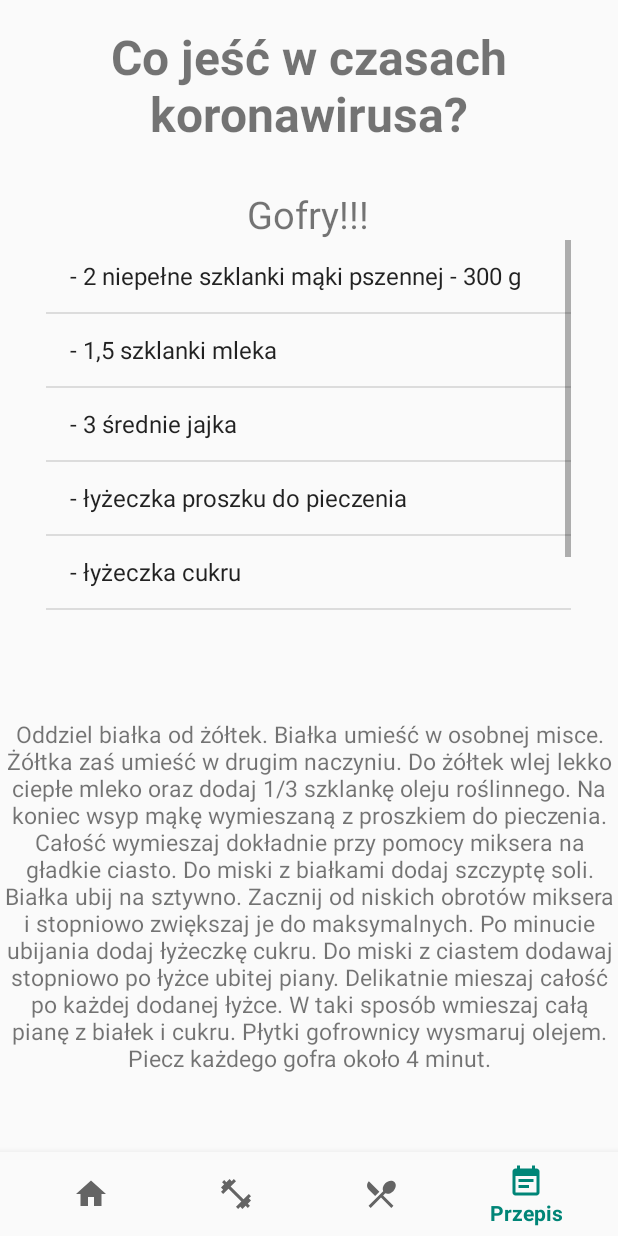
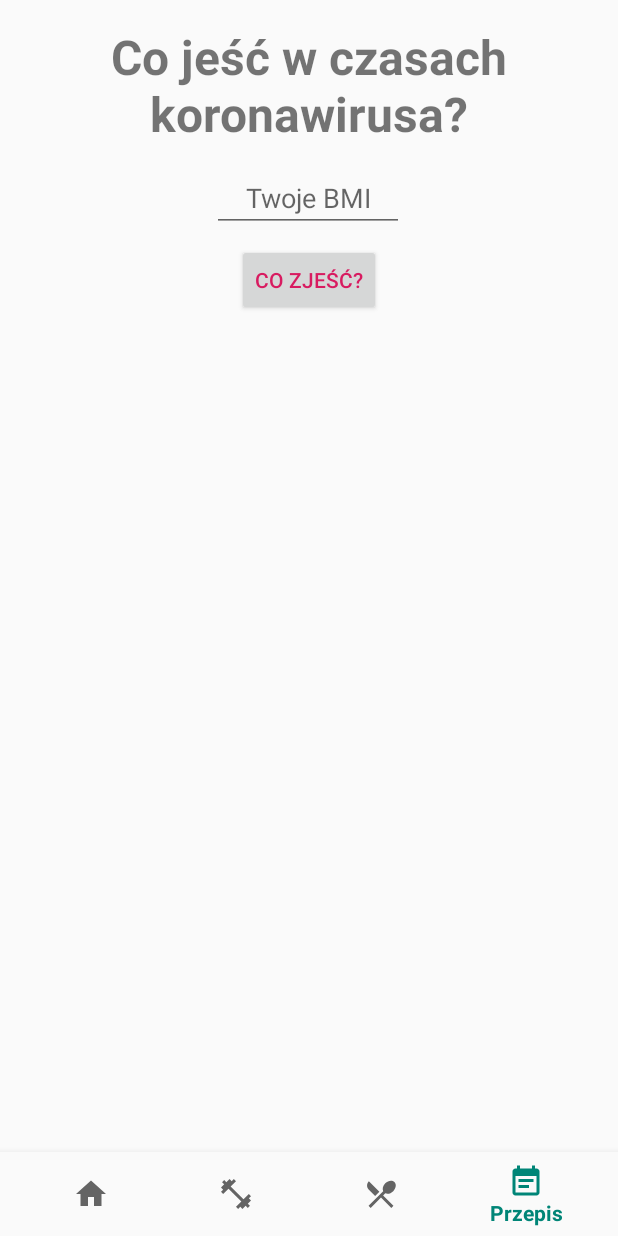
Before and after one commit to KatarzynaHawliczek/PAMO_repozytorium, an Android app: the screen it shows after launch (MainActivity), item 4 of the bottom bar chosen, on a phone screen of 412 x 824 dp. Run offline under Robolectric (Android 15) with nearby library versions, the phone set to English and light mode, and no system bars.

Commit message:
lab02 - BMI calculator v2.3

```diff
--- a/app/src/main/java/com/example/bmicalculator/BmiFragment.java
+++ b/app/src/main/java/com/example/bmicalculator/BmiFragment.java
@@ -72,7 +72,7 @@ public class BmiFragment extends Fragment {
             wynikBMI = "Otyłość III stopnia";
         }
 
-        String obliczenia = "Wynik:\n\n" + bmi + "\n" + wynikBMI;
+        String obliczenia = bmi + "\n" + wynikBMI;
 
         wynik.setText(obliczenia);
     }
--- a/app/src/main/java/com/example/bmicalculator/FoodFragment.java
+++ b/app/src/main/java/com/example/bmicalculator/FoodFragment.java
@@ -5,12 +5,19 @@ import android.view.LayoutInflater;
 import android.view.View;
 import android.view.ViewGroup;
 import android.widget.ArrayAdapter;
+import android.widget.Button;
+import android.widget.EditText;
 import android.widget.ListView;
+import android.widget.TextView;
 
 import androidx.annotation.Nullable;
 import androidx.fragment.app.Fragment;
 
 public class FoodFragment extends Fragment {
+
+    private EditText bmi;
+    private ListView produkty;
+    private TextView potrawa, przepis;
 
     @Nullable
     @Override
@@ -18,13 +25,56 @@ public class FoodFragment extends Fragment {
 
         View view = inflater.inflate(R.layout.fragment_food, container, false);
 
-        ListView produkty = view.findViewById(R.id.produkty);
-        String[] produktyLista = getResources().getStringArray(R.array.produktyList);
+        bmi = view.findViewById(R.id.bmi);
+        Button co_zjesc = view.findViewById(R.id.co_zjesc);
+        potrawa = view.findViewById(R.id.potrawa);
+        przepis = view.findViewById(R.id.przepis);
+        produkty = view.findViewById(R.id.produkty);
 
-        ArrayAdapter<String> adapter = new ArrayAdapter<>(this.getContext(), android.R.layout.simple_list_item_1, produktyLista);
-        produkty.setAdapter(adapter);
+        co_zjesc.setOnClickListener(new View.OnClickListener() {
+            @Override
+            public void onClick(View view) {
+                pokazPrzepis();
+            }
+        });
 
         return view;
     }
 
+    private void pokazPrzepis() {
+
+        String S1 = bmi.getText().toString();
+        float bmiValue = 0;
+
+        if(!S1.isEmpty()) {
+            bmiValue = Float.parseFloat(S1);
+        } else {
+            potrawa.setText(R.string.uwaga);
+            przepis.setText("");
+            String[] produktyLista = {""};
+            ArrayAdapter<String> adapter = new ArrayAdapter<>(this.getContext(), android.R.layout.simple_list_item_1, produktyLista);
+            produkty.setAdapter(adapter);
+        }
+
+
+        if(bmiValue > 0 && bmiValue < 18.5) {
+            potrawa.setText(R.string.potrawa1);
+            przepis.setText(R.string.przepis1);
+            String[] produktyLista = getResources().getStringArray(R.array.produktyList1);
+            ArrayAdapter<String> adapter = new ArrayAdapter<>(this.getContext(), android.R.layout.simple_list_item_1, produktyLista);
+            produkty.setAdapter(adapter);
+        } else if(bmiValue >= 18.5 && bmiValue <= 25) {
+            potrawa.setText(R.string.potrawa2);
+            przepis.setText(R.string.przepis2);
+            String[] produktyLista = getResources().getStringArray(R.array.produktyList2);
+            ArrayAdapter<String> adapter = new ArrayAdapter<>(this.getContext(), android.R.layout.simple_list_item_1, produktyLista);
+            produkty.setAdapter(adapter);
+        } else if(bmiValue > 25) {
+            potrawa.setText(R.string.potrawa3);
+            przepis.setText(R.string.przepis3);
+            String[] produktyLista = getResources().getStringArray(R.array.produktyList3);
+            ArrayAdapter<String> adapter = new ArrayAdapter<>(this.getContext(), android.R.layout.simple_list_item_1, produktyLista);
+            produkty.setAdapter(adapter);
+        }
+    }
 }
--- a/app/src/main/res/layout/fragment_food.xml
+++ b/app/src/main/res/layout/fragment_food.xml
@@ -1,6 +1,7 @@
 <?xml version="1.0" encoding="utf-8"?>
 <androidx.constraintlayout.widget.ConstraintLayout xmlns:android="http://schemas.android.com/apk/res/android"
     xmlns:app="http://schemas.android.com/apk/res-auto"
+    xmlns:tools="http://schemas.android.com/tools"
     android:layout_width="match_parent"
     android:layout_height="match_parent">
 
@@ -18,49 +19,74 @@
         android:textSize="32sp"
         android:textStyle="bold"
         app:layout_constraintEnd_toEndOf="parent"
-        app:layout_constraintHorizontal_bias="0.497"
+        app:layout_constraintHorizontal_bias="0.0"
         app:layout_constraintStart_toStartOf="parent"
         app:layout_constraintTop_toTopOf="parent" />
 
-    <TextView
-        android:id="@+id/gofry"
+    <EditText
+        android:id="@+id/bmi"
         android:layout_width="wrap_content"
         android:layout_height="wrap_content"
         android:layout_gravity="center_horizontal"
-        android:layout_marginTop="28dp"
-        android:text="@string/gofry"
-        android:textSize="25sp"
+        android:layout_marginTop="12dp"
+        android:ems="6"
+        android:hint="@string/hintBmi"
+        android:importantForAutofill="no"
+        android:inputType="number"
+        android:textAlignment="center"
         app:layout_constraintEnd_toEndOf="parent"
         app:layout_constraintHorizontal_bias="0.498"
         app:layout_constraintStart_toStartOf="parent"
         app:layout_constraintTop_toBottomOf="@+id/tytul" />
 
+    <Button
+        android:id="@+id/co_zjesc"
+        android:layout_width="wrap_content"
+        android:layout_height="wrap_content"
+        android:layout_gravity="center_horizontal"
+        android:layout_marginTop="8dp"
+        android:text="@string/co_zjesc"
+        android:textColor="@color/colorAccent"
+        app:layout_constraintEnd_toEndOf="parent"
+        app:layout_constraintStart_toStartOf="parent"
+        app:layout_constraintTop_toBottomOf="@+id/bmi" />
+
+    <TextView
+        android:id="@+id/potrawa"
+        android:layout_width="wrap_content"
+        android:layout_height="wrap_content"
+        android:layout_gravity="center_horizontal"
+        android:layout_marginTop="22dp"
+        android:textSize="25sp"
+        app:layout_constraintEnd_toEndOf="parent"
+        app:layout_constraintHorizontal_bias="0.498"
+        app:layout_constraintStart_toStartOf="parent"
+        app:layout_constraintTop_toBottomOf="@+id/co_zjesc" />
+
     <ListView
         android:id="@+id/produkty"
-        android:layout_width="350dp"
-        android:layout_height="250dp"
+        android:layout_width="364dp"
+        android:layout_height="97dp"
         android:layout_gravity="center_horizontal"
+        android:layout_marginTop="16dp"
         android:textSize="15sp"
-        app:layout_constraintBottom_toTopOf="@+id/przepis"
         app:layout_constraintEnd_toEndOf="parent"
-        app:layout_constraintHorizontal_bias="0.491"
+        app:layout_constraintHorizontal_bias="0.489"
         app:layout_constraintStart_toStartOf="parent"
-        app:layout_constraintTop_toBottomOf="@+id/gofry"
-        app:layout_constraintVertical_bias="0.0" />
+        app:layout_constraintTop_toBottomOf="@+id/potrawa" />
 
     <TextView
         android:id="@+id/przepis"
-        android:layout_width="match_parent"
-        android:layout_height="wrap_content"
+        android:layout_width="379dp"
+        android:layout_height="293dp"
         android:layout_below="@+id/produkty"
+        android:layout_marginBottom="10dp"
         android:gravity="center"
-        android:text="@string/przepis"
         android:textSize="15sp"
         app:layout_constraintBottom_toBottomOf="parent"
         app:layout_constraintEnd_toEndOf="parent"
-        app:layout_constraintHorizontal_bias="0.0"
         app:layout_constraintStart_toStartOf="parent"
-        app:layout_constraintTop_toBottomOf="@+id/gofry"
-        app:layout_constraintVertical_bias="0.86" />
+        app:layout_constraintTop_toBottomOf="@+id/produkty"
+        app:layout_constraintVertical_bias="0.541" />
 
 </androidx.constraintlayout.widget.ConstraintLayout>
--- a/app/src/main/res/values/strings.xml
+++ b/app/src/main/res/values/strings.xml
@@ -5,21 +5,57 @@
 <string name="tytulCalories">Dzienne zapotrzebowanie kaloryczne</string>
 <string name="tytulFood">Co jeść w czasach koronawirusa?</string>
 
-<string name="gofry">Gofry!!!</string>
-<string name="przepis">Oddziel białka od żółtek. Białka umieść w osobnej misce. Żółtka zaś umieść w drugim naczyniu. Do żółtek wlej lekko ciepłe
+<string name="potrawa1">Pancakes z nutellą!!!</string>
+<string name="przepis1">Do miski wsyp mąkę, proszek do pieczenia, a także dodaj jajko, mleko, cukier puder i olej. Zmiksuj wszystkie składniki przez
+    około 20 sekund i odstaw masę na 5 minut. Na papier do pieczenia nałóż po łyżeczce nutelli lub kremu czekoladowego i lekko rozsmaruj w kształt
+    małych kółek. Wstaw do zamrażalnika na minimum 30 minut. Wyciągnij je dopiero w momencie smażenia placuszków. Na rozgrzaną patelnię wlej odrobinę oleju.
+    Nałóż łyżkę ciasta, lekko rozsmaruj w kształt koła troszkę większego od krążków z nutelli. Smaż na małym ogniu i gdy placuszek będzie już prawie gotowy
+    do obrócenia, wtedy nałóż krążek nutelli prosto z zamrażalnika na środek placuszka, nałóż od razu drugą łyżkę ciasta przykrywając czekoladę. Po minutce
+    smażenia obróć go na drugą stronę i smaż na rumiany kolor.
+</string>
+<string-array name="produktyList1">
+    <item>- 1 jajko</item>
+    <item>- 2 szklanki mąki pszennej</item>
+    <item>- 1,5 szklanki mleka</item>
+    <item>- 0,25 szklanki oleju</item>
+    <item>- 3 łyżki cukru pudru</item>
+    <item>- 1 łyżka proszku do pieczenia</item>
+    <item>- 6 łyżeczel nutelli</item>
+</string-array>
+
+<string name="potrawa2">Gofry!!!</string>
+<string name="przepis2">Oddziel białka od żółtek. Białka umieść w osobnej misce. Żółtka zaś umieść w drugim naczyniu. Do żółtek wlej lekko ciepłe
     mleko oraz dodaj 1/3 szklankę oleju roślinnego. Na koniec wsyp mąkę wymieszaną z proszkiem do pieczenia. Całość wymieszaj dokładnie przy pomocy
     miksera na gładkie ciasto. Do miski z białkami dodaj szczyptę soli. Białka ubij na sztywno. Zacznij od niskich obrotów miksera i stopniowo
     zwiększaj je do maksymalnych. Po minucie ubijania dodaj łyżeczkę cukru. Do miski z ciastem dodawaj stopniowo po łyżce ubitej piany.
     Delikatnie mieszaj całość po każdej dodanej łyżce. W taki sposób wmieszaj całą pianę z białek i cukru. Płytki gofrownicy wysmaruj olejem.
     Piecz każdego gofra około 4 minut.
 </string>
-<string-array name="produktyList">
+<string-array name="produktyList2">
     <item>- 2 niepełne szklanki mąki pszennej - 300 g</item>
     <item>- 1,5 szklanki mleka</item>
     <item>- 3 średnie jajka</item>
     <item>- łyżeczka proszku do pieczenia</item>
     <item>- łyżeczka cukru</item>
     <item>- szczypta soli</item>
+</string-array>
+
+<string name="potrawa3">Ciasto marchewkowe!!!</string>
+<string name="przepis3">Wymieszaj wszystkie składniki, pomijając masło i syrop klonowy (lub ich zamienniki). Rozpuść masło w garnku i dodaj miód,
+    następnie połącz wszystkie składniki i dokładnie wymieszaj. Całość możesz już przełożyć do foremki. Ciasto piecz przez około 40 minut
+    w temperaturze 180 stopni Celsjusza.
+</string>
+<string-array name="produktyList3">
+    <item>- 3 duże marchewki starte na średnich oczkach</item>
+    <item>- 1 szklanka orzechów włoskich</item>
+    <item>- 1 szklanka mąki orkiszowej</item>
+    <item>- 2 jajka</item>
+    <item>- pół szklanki rodzynek</item>
+    <item>- pół szklanki daktyli</item>
+    <item>- 2 łyżki syropu klonowego lub miodu</item>
+    <item>- 2 łyżki proszku do pieczenia</item>
+    <item>- 3 łyżki masła lub oleju kokosowego</item>
+    <item>- pół szklanki wiórek kokosowych</item>
 </string-array>
 
 <string name="waga">Waga</string>
@@ -34,10 +70,13 @@
 
 <string name="obliczBmi">Oblicz BMI</string>
 <string name="obliczCalories">Oblicz PPM</string>
+<string name="co_zjesc">Co zjeść?</string>
 <string name="wynik">Wynik</string>
 <string name="hintWaga">Twoja waga</string>
 <string name="hintWzrost">Twój wzrost</string>
 <string name="hintWiek">Twój wiek</string>
+<string name="hintBmi">Twoje BMI</string>
+<string name="uwaga">Podaj swoje BMI</string>
 
 <string name="fragStart">Witaj w mojej apce!!!</string>
 <string name="fragKalorie">Kalorie</string>
```
Also changed, not shown: app/src/main/res/layout/fragment_bmi.xml (+19 -18 lines).
